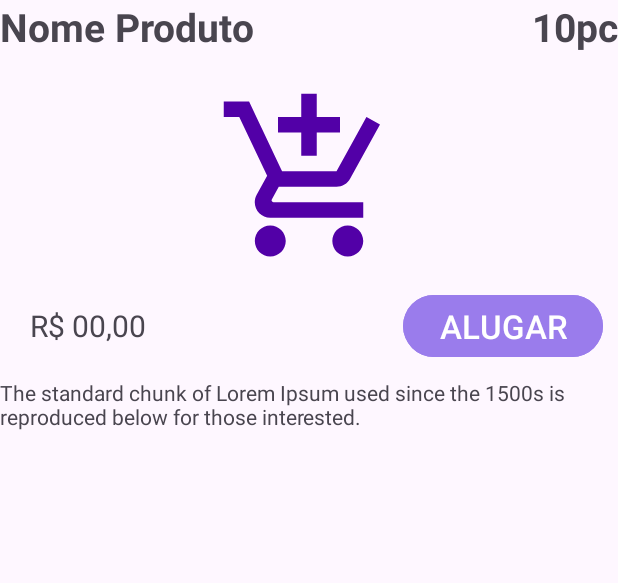
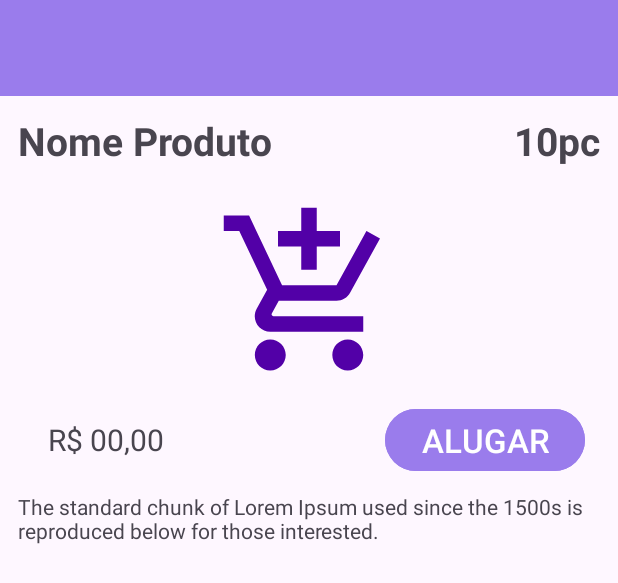
Before and after one commit to Maria-Eduarda-Leitao-Oliveira/Luga_Luga, an Android app: the layout activity_produto2.xml on its own in the app's theme, with its tools: preview values and no code run, on a phone screen of 412 x 824 dp. Shown: the top 583 px of the screen. Run offline under Robolectric (Android 15) with nearby library versions, the phone set to English and light mode, and no system bars.

Commit message:
Aula dia 9/05

```diff
--- a/app/src/main/java/com/example/lugaluga/view/MainActivity.java
+++ b/app/src/main/java/com/example/lugaluga/view/MainActivity.java
@@ -1,6 +1,7 @@
 package com.example.lugaluga.view;
 
 import androidx.appcompat.app.AppCompatActivity;
+import androidx.appcompat.widget.Toolbar;
 import androidx.recyclerview.widget.DividerItemDecoration;
 import androidx.recyclerview.widget.LinearLayoutManager;
 import androidx.recyclerview.widget.RecyclerView;
@@ -33,6 +34,9 @@ public class MainActivity extends AppCompatActivity {
     protected void onCreate(Bundle savedInstanceState) {
         super.onCreate(savedInstanceState);
         setContentView(R.layout.activity_main);
+
+        Toolbar myToolbar = (Toolbar) findViewById(R.id.my_toolbar);
+        setSupportActionBar(myToolbar);
 
         recyclerView = findViewById(R.id.listaProdutos);
         CriarListaProdutos();
@@ -68,6 +72,8 @@ recyclerView.addOnItemTouchListener(
 
     }
 }));
+
+
 
     }
 
--- a/app/src/main/res/layout/activity_produto2.xml
+++ b/app/src/main/res/layout/activity_produto2.xml
@@ -5,6 +5,23 @@
     android:layout_width="match_parent"
     android:layout_height="match_parent"
     tools:context=".view.ProdutoActivity2">
+
+    <androidx.appcompat.widget.Toolbar
+        android:id="@+id/my_toolbar"
+        android:layout_width="match_parent"
+        android:layout_height="?attr/actionBarSize"
+        android:background="?attr/colorPrimary"
+        app:titleTextColor="@color/white"
+        android:elevation="0dp"
+        app:layout_constraintTop_toTopOf="parent"
+        android:theme="@style/ThemeOverlay.AppCompat.ActionBar"
+        app:popupTheme="@style/ThemeOverlay.AppCompat.Light"/>
+
+    <androidx.constraintlayout.widget.ConstraintLayout
+        android:layout_width="match_parent"
+        android:layout_height="wrap_content"
+        android:layout_margin="12dp"
+        app:layout_constraintTop_toBottomOf="@+id/my_toolbar">
 
         <TextView
             android:id="@+id/nomeProdutoTv"
@@ -65,6 +82,8 @@
             app:layout_constraintEnd_toEndOf="parent"
             />
 
+
+
         <TextView
             android:id="@+id/descricaoTv"
             android:layout_width="match_parent"
@@ -76,8 +95,7 @@
             app:layout_constraintEnd_toEndOf="parent"
             />
 
-
-
+    </androidx.constraintlayout.widget.ConstraintLayout>
 
 
 </androidx.constraintlayout.widget.ConstraintLayout>
--- a/app/src/main/res/values/themes.xml
+++ b/app/src/main/res/values/themes.xml
@@ -2,7 +2,7 @@
     <!-- Base application theme. -->
     <style name="Base.Theme.LugaLuga" parent="Theme.Material3.DayNight.NoActionBar">
         <!-- Customize your light theme here. -->
-        <!-- <item name="colorPrimary">@color/my_light_primary</item> -->
+         <item name="colorPrimary">@color/purple</item>
     </style>
 
     <style name="Theme.LugaLuga" parent="Base.Theme.LugaLuga" />
```
Also changed, not shown: app/src/main/java/com/example/lugaluga/view/ProdutoActivity2.java (+42 -1 lines), app/src/main/res/layout/activity_main.xml (+13 -2 lines). Lines whose indentation alone changed are shown as unchanged.
